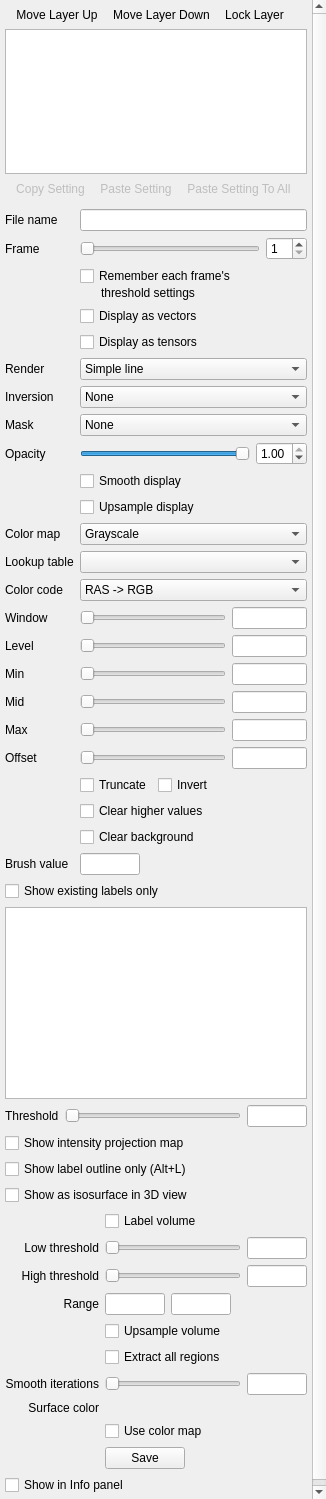
This is freeview/PanelVolume.ui in freesurfer/freesurfer as Qt 5 draws it before an edit. The edited form follows.
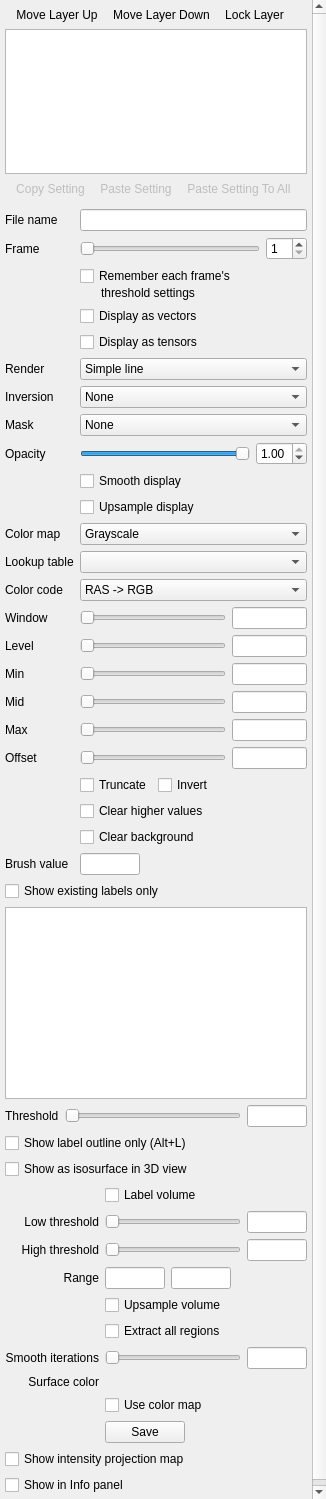
This is the edited form. Icons and pictures are not drawn. Custom widgets are drawn as their Qt base class.

Commit message: add smooth iteration control for Track Volume display. Use vtkWindowedSincPolyDataFiler for much better smoothing performance

Diff of the .ui file:
```diff
--- a/freeview/PanelVolume.ui
+++ b/freeview/PanelVolume.ui
@@ -26,7 +26,7 @@
    <property name="geometry">
     <rect>
      <x>0</x>
-     <y>-196</y>
+     <y>-224</y>
      <width>308</width>
      <height>1723</height>
     </rect>
@@ -833,13 +833,6 @@
       </item>
      </layout>
     </item>
-    <item>
-     <widget class="QCheckBox" name="checkBoxProjectionMap">
-      <property name="text">
-       <string>Show intensity projection map</string>
-      </property>
-     </widget>
-    </item>
     <item>
      <widget class="QCheckBox" name="checkBoxShowOutline">
       <property name="text">
@@ -953,6 +946,9 @@
           <property name="maximum">
            <number>20</number>
           </property>
+          <property name="pageStep">
+           <number>5</number>
+          </property>
           <property name="orientation">
            <enum>Qt::Horizontal</enum>
           </property>
@@ -1105,6 +1101,13 @@
       </item>
      </layout>
     </item>
+    <item>
+     <widget class="QCheckBox" name="checkBoxProjectionMap">
+      <property name="text">
+       <string>Show intensity projection map</string>
+      </property>
+     </widget>
+    </item>
     <item>
      <widget class="QCheckBox" name="checkBoxShowInfo">
       <property name="text">
```
The commit also changes 8 other files.
